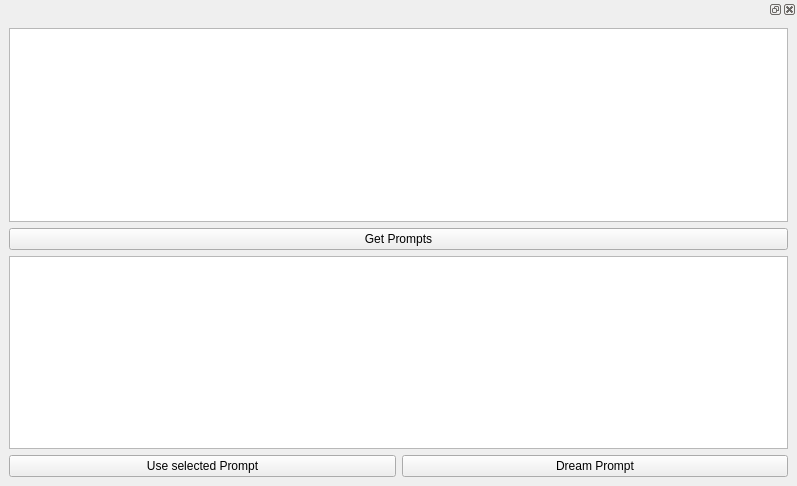
This is frontend/ui_widgets/prompt_fetcher.ui in XmYx/ainodes-pyside as Qt 5 draws it before an edit. The edited form follows.
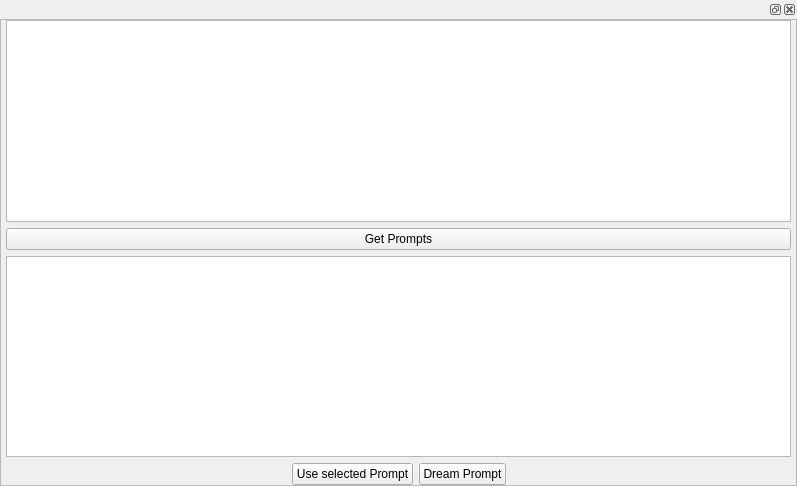
This is the edited form.

Commit message: everything scolls, we only give the tools.... renamed sliders again to image setup :P

Diff of the .ui file:
```diff
--- a/frontend/ui_widgets/prompt_fetcher.ui
+++ b/frontend/ui_widgets/prompt_fetcher.ui
@@ -29,32 +29,111 @@
    <item>
     <widget class="QDockWidget" name="dockWidget">
      <widget class="QWidget" name="dockWidgetContents">
-      <layout class="QGridLayout" name="gridLayout_2">
-       <item row="3" column="0">
-        <widget class="QPushButton" name="usePrompt">
-         <property name="text">
-          <string>Use selected Prompt</string>
+      <layout class="QVBoxLayout" name="verticalLayout_2">
+       <property name="leftMargin">
+        <number>0</number>
+       </property>
+       <property name="topMargin">
+        <number>0</number>
+       </property>
+       <property name="rightMargin">
+        <number>0</number>
+       </property>
+       <property name="bottomMargin">
+        <number>0</number>
+       </property>
+       <item>
+        <widget class="QScrollArea" name="scrollArea">
+         <property name="widgetResizable">
+          <bool>true</bool>
          </property>
-        </widget>
-       </item>
-       <item row="3" column="1">
-        <widget class="QPushButton" name="dreamPrompt">
-         <property name="text">
-          <string>Dream Prompt</string>
-         </property>
-        </widget>
-       </item>
-       <item row="2" column="0" colspan="2">
-        <widget class="QTextEdit" name="output"/>
-       </item>
-       <item row="0" column="0" colspan="2">
-        <widget class="QTextEdit" name="input"/>
-       </item>
-       <item row="1" column="0" colspan="2">
-        <widget class="QPushButton" name="getPrompts">
-         <property name="text">
-          <string>Get Prompts</string>
-         </property>
+         <widget class="QWidget" name="scrollAreaWidgetContents">
+          <property name="geometry">
+           <rect>
+            <x>0</x>
+            <y>0</y>
+            <width>795</width>
+            <height>460</height>
+           </rect>
+          </property>
+          <layout class="QVBoxLayout" name="verticalLayout_3">
+           <property name="leftMargin">
+            <number>0</number>
+           </property>
+           <property name="topMargin">
+            <number>0</number>
+           </property>
+           <property name="rightMargin">
+            <number>0</number>
+           </property>
+           <property name="bottomMargin">
+            <number>0</number>
+           </property>
+           <item>
+            <layout class="QGridLayout" name="gridLayout">
+             <property name="leftMargin">
+              <number>5</number>
+             </property>
+             <property name="rightMargin">
+              <number>5</number>
+             </property>
+             <item row="3" column="2">
+              <widget class="QPushButton" name="dreamPrompt">
+               <property name="text">
+                <string>Dream Prompt</string>
+               </property>
+              </widget>
+             </item>
+             <item row="3" column="1">
+              <widget class="QPushButton" name="usePrompt">
+               <property name="text">
+                <string>Use selected Prompt</string>
+               </property>
+              </widget>
+             </item>
+             <item row="3" column="0">
+              <spacer name="horizontalSpacer">
+               <property name="orientation">
+                <enum>Qt::Horizontal</enum>
+               </property>
+               <property name="sizeHint" stdset="0">
+                <size>
+                 <width>40</width>
+                 <height>20</height>
+                </size>
+               </property>
+              </spacer>
+             </item>
+             <item row="3" column="3">
+              <spacer name="horizontalSpacer_2">
+               <property name="orientation">
+                <enum>Qt::Horizontal</enum>
+               </property>
+               <property name="sizeHint" stdset="0">
+                <size>
+                 <width>40</width>
+                 <height>20</height>
+                </size>
+               </property>
+              </spacer>
+             </item>
+             <item row="2" column="0" colspan="4">
+              <widget class="QTextEdit" name="output"/>
+             </item>
+             <item row="1" column="0" colspan="4">
+              <widget class="QPushButton" name="getPrompts">
+               <property name="text">
+                <string>Get Prompts</string>
+               </property>
+              </widget>
+             </item>
+             <item row="0" column="0" colspan="4">
+              <widget class="QTextEdit" name="input"/>
+             </item>
+            </layout>
+           </item>
+          </layout>
+         </widget>
         </widget>
        </item>
       </layout>
```
The commit also changes 7 other files.
